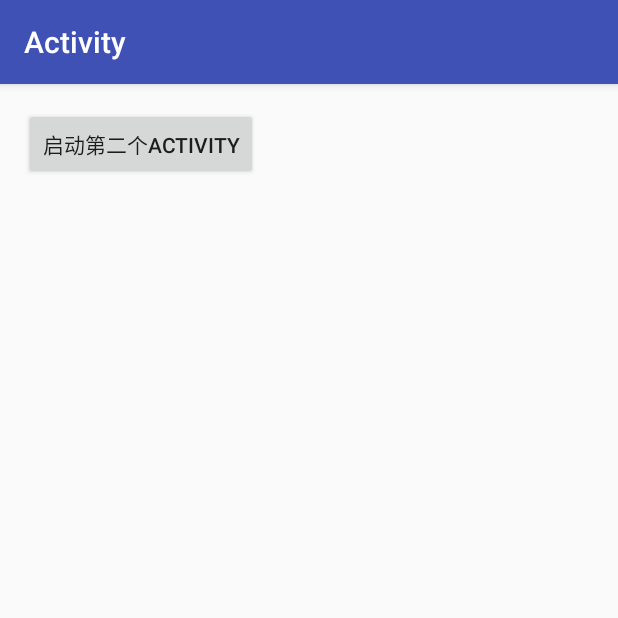
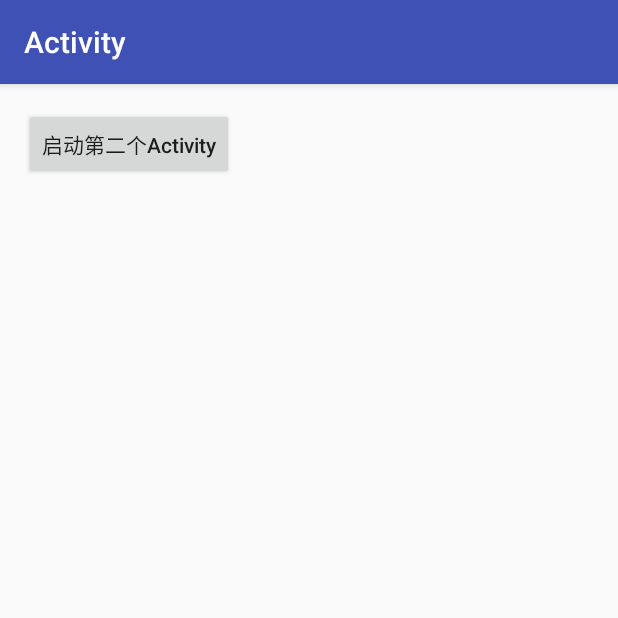
Before and after one commit to xuejuan1981/Activitysecond, an Android app: the screen it shows after launch (MainActivity), on a phone screen of 412 x 824 dp, the top half of it. Run offline under Robolectric (Android 15) with nearby library versions, the phone set to English and light mode, and no system bars.

Commit message:
第二次作业加返回

```diff
--- a/app/src/main/AndroidManifest.xml
+++ b/app/src/main/AndroidManifest.xml
@@ -15,7 +15,9 @@
                 <category android:name="android.intent.category.LAUNCHER" />
             </intent-filter>
         </activity>
-        <activity android:name=".Activitysecond" />
+        <activity android:name=".Activitysecond"
+            android:label="second"
+            android:parentActivityName=".MainActivity"/>
     </application>
 
 </manifest>
--- a/app/src/main/res/layout/activity_main.xml
+++ b/app/src/main/res/layout/activity_main.xml
@@ -13,6 +13,7 @@
       android:id="@+id/activity_main_button"
       android:layout_width="wrap_content"
       android:layout_height="wrap_content"
-      android:text="启动第二个Activity"/>
+      android:text="启动第二个Activity"
+      android:textAllCaps="false"/>
 
 </RelativeLayout>
```
